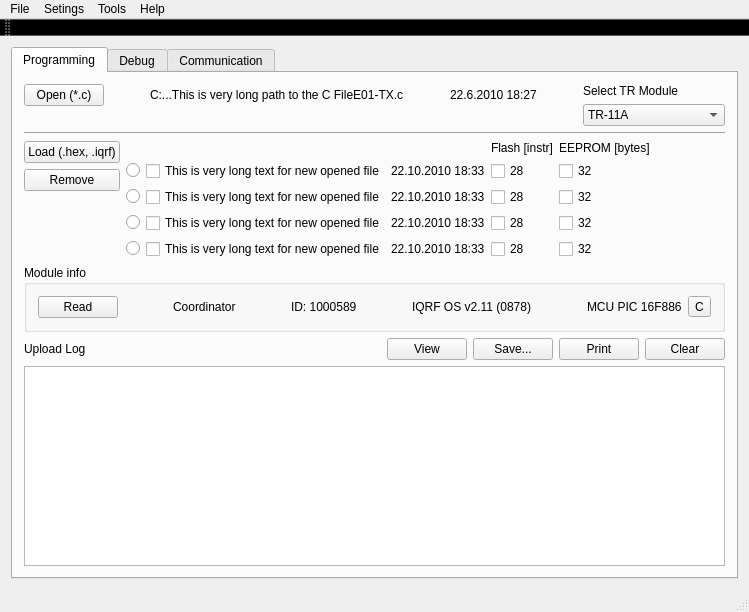
nandra/IDE, file IDE/iqrf_ide/mainwindow.ui: the form before one commit.
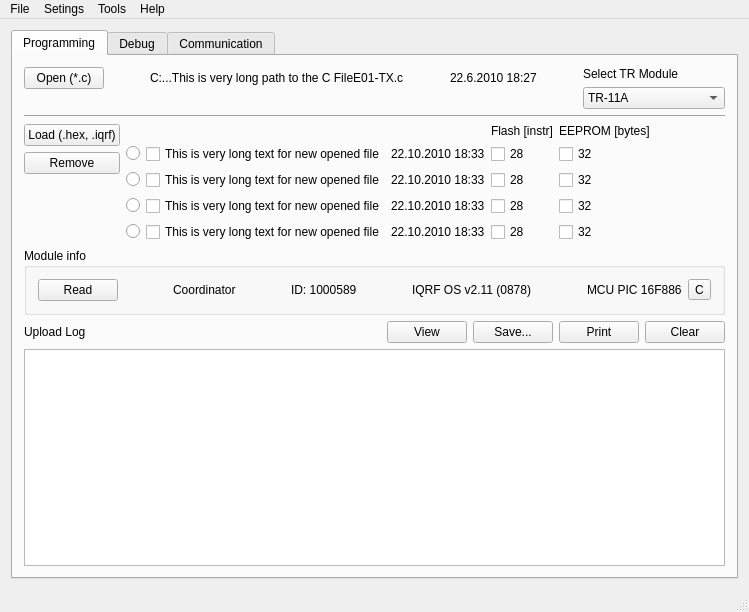
The form after the commit. The open tabs and pages were chosen to show the change.

Commit message: Add separate toolbars to fullfill requirements.

```diff
--- a/IDE/iqrf_ide/mainwindow.ui
+++ b/IDE/iqrf_ide/mainwindow.ui
@@ -940,20 +940,6 @@
    <addaction name="menuTools"/>
    <addaction name="menuHelp"/>
   </widget>
-  <widget class="QToolBar" name="toolBar">
-   <property name="windowTitle">
-    <string>toolBar</string>
-   </property>
-   <property name="styleSheet">
-    <string notr="true">background-color: qlineargradient(spread:pad, x1:1, y1:1, x2:1, y2:0, stop:0 rgba(192, 198, 245, 255), stop:1 rgba(255, 255, 255, 255));</string>
-   </property>
-   <attribute name="toolBarArea">
-    <enum>TopToolBarArea</enum>
-   </attribute>
-   <attribute name="toolBarBreak">
-    <bool>false</bool>
-   </attribute>
-  </widget>
   <widget class="QStatusBar" name="statusBar"/>
   <action name="actionNew">
    <property name="text">
```
Left out of the diff: 50 changed lines with no effect on the pictures. The commit also changes 2 other files.
